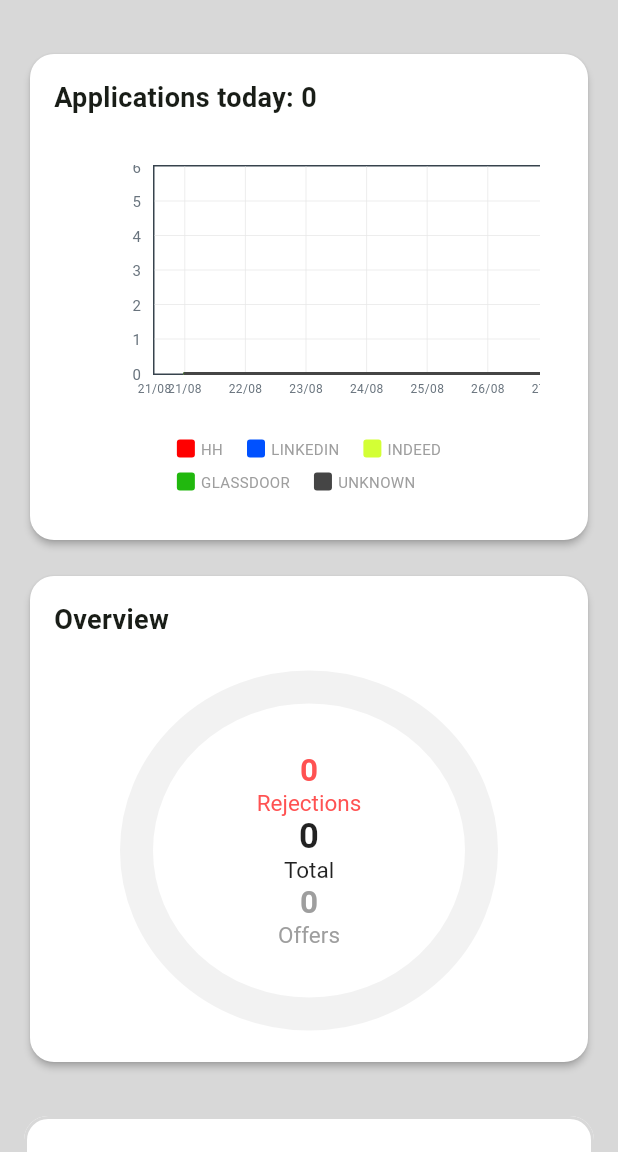
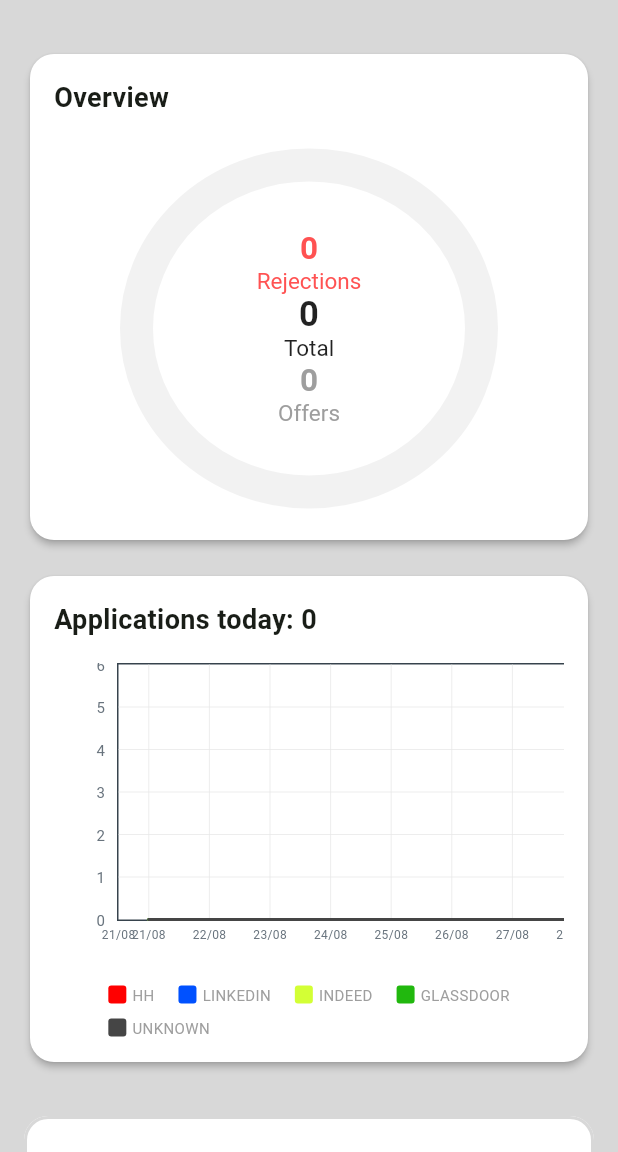
Before and after one commit to cora32/noJob, a Flutter app: the screen it shows after launch, on a phone screen of 412 x 824 dp, the part 84-1236 px from its top. Run offline on Flutter 3.47's test engine with Material 3 defaults, Android fonts, the phone set to English and light mode, and no system bars; drawn by our look-alikes of fl_chart; our stand-ins replace flutter_riverpod, riverpod, shared_preferences, shelf, shelf_web_socket, sqflite and 1 more; missing offline and left inert: animated_reorderable_list, flutter_inappwebview; accounts and stored records are empty; generated files the repository leaves out were written again.

Commit message:
UI fixes.

```diff
--- a/lib/features/home/presentation/ui/chart_widget.dart
+++ b/lib/features/home/presentation/ui/chart_widget.dart
@@ -69,9 +69,7 @@ class LineChartCard extends StatelessWidget {
           children: [
             Expanded(child: SingleChildScrollView(
               scrollDirection: Axis.horizontal,
-              child: Padding(
-                padding: const EdgeInsets.symmetric(horizontal: 8),
-                child: SizedBox(
+              child: SizedBox(
                   width: 650,
                   child: LineChart(
                     LineChartData(
@@ -203,13 +201,13 @@ class LineChartCard extends StatelessWidget {
                   ),
                 ),
               ),
-            ),
+
             ),
             //Legend
 
             const SizedBox(height: 12),
             const Padding(
-              padding: EdgeInsetsGeometry.symmetric(horizontal: 32),
+              padding: EdgeInsetsGeometry.symmetric(horizontal: 24),
               child: LegendWidget(),
             ),
           ],
--- a/lib/features/home/presentation/ui/home_screen.dart
+++ b/lib/features/home/presentation/ui/home_screen.dart
@@ -22,7 +22,7 @@ class DashboardScreen extends StatelessWidget {
           SizedBox(
             child: Wrap(
               textDirection: TextDirection.rtl,
-              verticalDirection: VerticalDirection.down,
+              verticalDirection: VerticalDirection.up,
               alignment: WrapAlignment.center,
               crossAxisAlignment: WrapCrossAlignment.center,
               spacing: 16.0,
--- a/lib/features/home/presentation/ui/pie_chart.dart
+++ b/lib/features/home/presentation/ui/pie_chart.dart
@@ -121,14 +121,22 @@ class _ChartWidgetState extends ConsumerState<PieWidget>
             .count
             .toInt();
 
-        return LayoutBuilder(
-          builder: (context, constraints) {
-            final detectorSize = Size(
-              constraints.maxWidth,
-              constraints.maxHeight,
-            );
-            return MouseRegion(
-              onHover: (event) => _updateInteraction(
+        return AnimatedBuilder(
+          animation: Listenable.merge([_animation, _drawAnimation]),
+          builder: (context, child) {
+            final animatedData = _interpolateData(_drawAnimation.value);
+            final detectorSize = Size(widget.chartSize, widget.chartSize);
+
+            final pieContent = Center(
+              child: Stack(
+                clipBehavior: Clip.none,
+                children: [
+                  SizedBox(
+                    height: widget.chartSize,
+                    width: widget.chartSize,
+                    child: MouseRegion(
+                      onHover: (event) =>
+                          _updateInteraction(
                             event.localPosition,
                             sortedArcData,
                             detectorSize,
@@ -143,24 +151,13 @@ class _ChartWidgetState extends ConsumerState<PieWidget>
                       },
                       child: GestureDetector(
                         behavior: HitTestBehavior.opaque,
-                onTapDown: (details) => _updateInteraction(
+                        onTapDown: (details) =>
+                            _updateInteraction(
                               details.localPosition,
                               sortedArcData,
                               detectorSize,
                               widget.chartSize,
                             ),
-                child: AnimatedBuilder(
-                  animation: Listenable.merge([_animation, _drawAnimation]),
-                  builder: (context, child) {
-                    final animatedData = _interpolateData(_drawAnimation.value);
-
-                    final pie = Center(
-                      child: Stack(
-                        clipBehavior: Clip.none,
-                        children: [
-                          SizedBox(
-                            height: widget.chartSize,
-                            width: widget.chartSize,
                         child: CustomPaint(
                           key: _chartKey,
                           painter: ArcPainter(
@@ -171,7 +168,9 @@ class _ChartWidgetState extends ConsumerState<PieWidget>
                             hoveredCenter: _hoveredCenter,
                             hoveredIndex: _hoveredIndex,
                             extensionFactor: _animation.value,
-                                screenWidth: MediaQuery.sizeOf(context).width,
+                            screenWidth: MediaQuery
+                                .sizeOf(context)
+                                .width,
                             chartGlobalX: _getChartGlobalX(),
                           ),
                           child: Center(
@@ -184,19 +183,17 @@ class _ChartWidgetState extends ConsumerState<PieWidget>
                           ),
                         ),
                       ),
+                    ),
+                  ),
                 ],
               ),
             );
 
             return context.isMobile
-                        ? pie
-                        : ConstrainedBox(
-                            constraints: BoxConstraints(maxWidth: 300),
-                            child: pie,
-                          );
-                  },
-                ),
-              ),
+                ? pieContent
+                : SizedBox(
+              width: 230,
+              child: pieContent,
             );
           },
         );
@@ -207,7 +204,9 @@ class _ChartWidgetState extends ConsumerState<PieWidget>
       loading: () => Center(child: const CircularProgressIndicator(),),
     );
 
-    return Panel(title: context.res.overview, height: 250, child: chartWidget);
+    return Panel(title: context.res.overview,
+        innerPadding: const EdgeInsets.all(16),
+        height: 250, child: chartWidget);
   }
 
   double _getChartGlobalX() {
--- a/lib/shared/ui/panel.dart
+++ b/lib/shared/ui/panel.dart
@@ -5,9 +5,11 @@ class Panel extends StatelessWidget {
   final String title;
   final Widget child;
   final double height;
+  final EdgeInsets innerPadding;
 
   const Panel({
     super.key,
+    this.innerPadding = EdgeInsets.zero,
     required this.title,
     required this.child,
     this.height = 250,
@@ -26,8 +28,8 @@ class Panel extends StatelessWidget {
             Text(title, style: labelStyle),
             const SizedBox(height: 16),
             Container(
+              padding: innerPadding,
               height: height,
-              padding: const EdgeInsets.all(16),
               child: child,
             ),
           ],
```
Also changed, not shown: 1 other file. Lines whose indentation alone changed are shown as unchanged.
